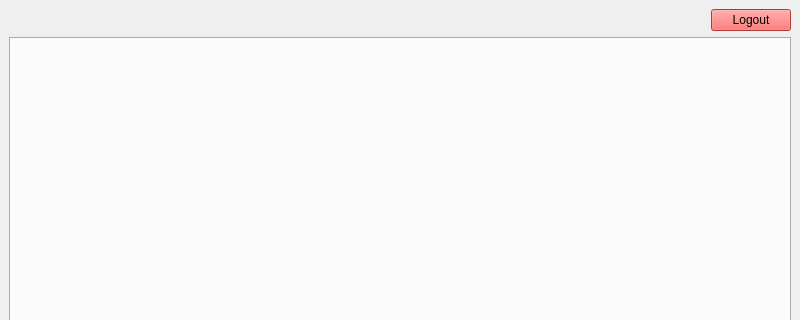
Before: the Qt Designer form mainwindow.ui in Bidhan318/QT-Project, drawn with Qt 5; both pictures show x 0 to 800 and y 0 to 320 of the 800 by 600 pixel window.
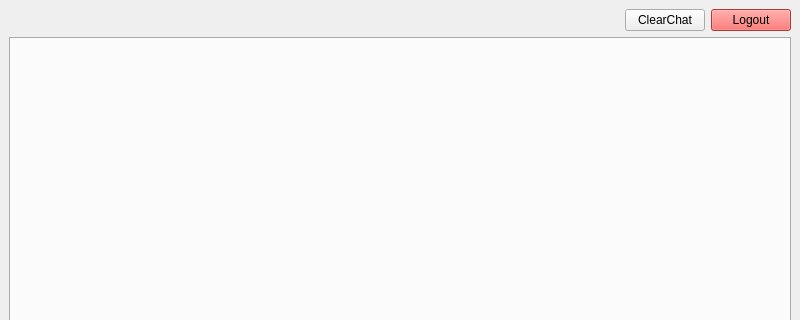
After: the same form once the commit is applied. Icons and pictures are not drawn.

The edit to the form file:
```diff
--- a/mainwindow.ui
+++ b/mainwindow.ui
@@ -49,6 +49,13 @@
         </property>
        </spacer>
       </item>
+      <item>
+       <widget class="QPushButton" name="clearChatBtn&#10;">
+        <property name="text">
+         <string>ClearChat</string>
+        </property>
+       </widget>
+      </item>
       <item>
        <widget class="QPushButton" name="logout">
         <property name="styleSheet">
```
